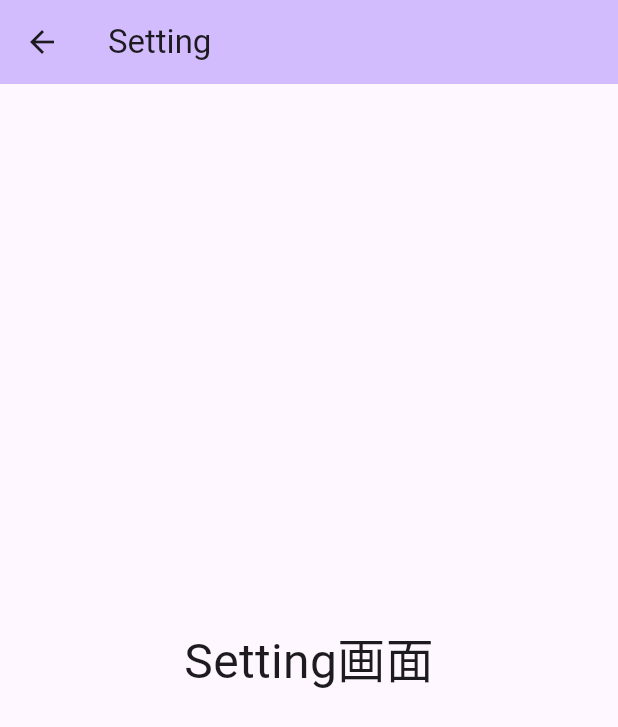
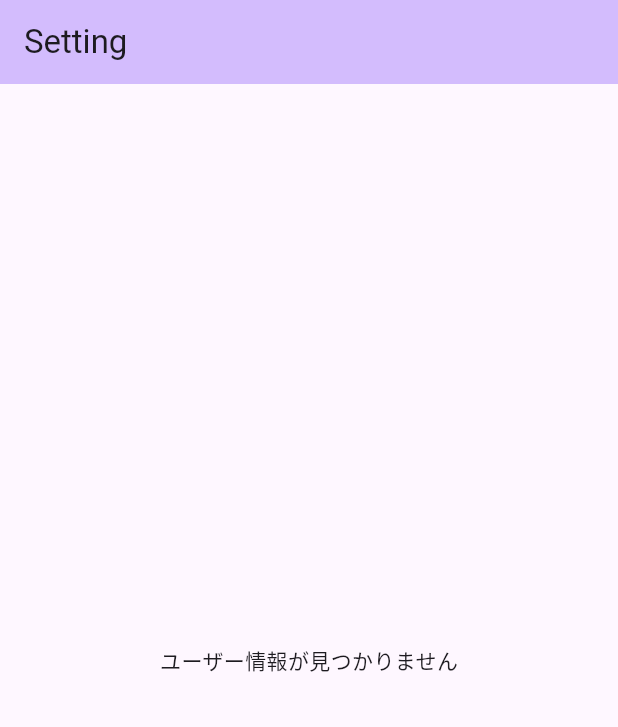
Before and after one commit to itc-s22004/GraduationFlutter, a Flutter app: the SettingScreen screen opened directly, on a phone screen of 412 x 824 dp. Shown: the top 727 px of the screen. Run offline on Flutter 3.47's test engine with Material 3 defaults, Android fonts, the phone set to English and light mode, and no system bars; our stand-ins replace appinio_swiper, cloud_firestore, firebase_auth, firebase_core, flutter_dotenv, flutter_riverpod and 2 more; accounts and stored records are empty; statements that could not run were skipped.

Commit message:
setting.dartでログイン中の情報を表示

```diff
--- a/lib/chat/chatList.dart
+++ b/lib/chat/chatList.dart
@@ -13,6 +13,7 @@ class ChatListScreen extends StatelessWidget {
 
     return Scaffold(
       appBar: AppBar(
+        automaticallyImplyLeading: false,
         backgroundColor: Theme.of(context).colorScheme.inversePrimary,
         title: const Text('Chat一覧'),
       ),
--- a/lib/mbti/mbti.dart
+++ b/lib/mbti/mbti.dart
@@ -4,8 +4,8 @@ import 'package:flutter/material.dart';
 import 'package:get/get.dart';
 import 'package:get/get_core/src/get_main.dart';
 import 'package:omg/auth_controller.dart';
-import 'package:omg/screens/navigation.dart';
-import 'package:omg/with.dart';
+import 'package:omg/navigation.dart';
+import 'package:omg/with/with.dart';
 
 class Mbti extends StatefulWidget {
   final String data;
--- a/lib/registration/addinfo.dart
+++ b/lib/registration/addinfo.dart
@@ -4,7 +4,7 @@ import 'package:get/get.dart';
 import 'package:omg/auth_controller.dart';
 import 'package:omg/login/loginNext.dart';
 import 'package:omg/mbti/mbti.dart';
-import 'package:omg/with.dart';
+import 'package:omg/with/with.dart';
 
 class AddInfo extends StatefulWidget {
   final String data; // emailを保持
@@ -29,7 +29,7 @@ class _AddInfoState extends State<AddInfo> {
     super.dispose();
   }
 
-  Future<void> _updateUserData() async {  // ------------------------------------------
+  Future<void> _updateUserData() async {
     try {
       await FirebaseFirestore.instance
           .collection('users')
--- a/lib/screens/setting.dart
+++ /dev/null
@@ -1,18 +0,0 @@
-import 'package:flutter/material.dart';
-
-class SettingScreen extends StatelessWidget {
-  const SettingScreen({super.key});
-
-  @override
-  Widget build(BuildContext context) {
-    return Scaffold(
-      appBar: AppBar(
-        backgroundColor: Theme.of(context).colorScheme.inversePrimary,
-        title: const Text('Setting'),
-      ),
-      body: const Center(
-        child: Text('Setting画面', style: TextStyle(fontSize: 32.0)),
-      ),
-    );
-  }
-}
--- /dev/null
+++ b/lib/setting/setting.dart
@@ -0,0 +1,69 @@
+import 'package:cloud_firestore/cloud_firestore.dart';
+import 'package:flutter/material.dart';
+import 'package:get/get.dart';
+
+import '../auth_controller.dart';
+
+class SettingScreen extends StatelessWidget {
+  final AuthController authController = Get.find<AuthController>();
+
+  Future<Map<String, dynamic>?> fetchUserData() async {
+    try {
+      final email = authController.email.value ?? '';
+      if (email != '') {
+        final snapshot = await FirebaseFirestore.instance
+            .collection('users')
+            .where('email', isEqualTo: email)
+            .get();
+
+        if (snapshot.docs.isNotEmpty) {
+          return snapshot.docs.first.data();
+        }
+      }
+      return null;
+    } catch (e) {
+      print("エラーが発生しました: $e");
+      return null;
+    }
+  }
+
+  @override
+  Widget build(BuildContext context) {
+    return Scaffold(
+      appBar: AppBar(
+        automaticallyImplyLeading: false,
+        backgroundColor: Theme.of(context).colorScheme.inversePrimary,
+        title: const Text('Setting'),
+      ),
+      body: FutureBuilder<Map<String, dynamic>?>(
+        future: fetchUserData(),
+        builder: (context, snapshot) {
+          if (snapshot.connectionState == ConnectionState.waiting) {
+            return const Center(child: CircularProgressIndicator());
+          } else if (snapshot.hasError) {
+            return Center(child: Text('エラーが発生しました: ${snapshot.error}'));
+          } else if (!snapshot.hasData || snapshot.data == null) {
+            return const Center(child: Text('ユーザー情報が見つかりません'));
+          }
+
+          final userData = snapshot.data!;
+          return Padding(
+            padding: const EdgeInsets.all(16.0),
+            child: Column(
+              crossAxisAlignment: CrossAxisAlignment.start,
+              children: [
+                Text('Email: ${userData['email']}', style: const TextStyle(fontSize: 18)),
+                const SizedBox(height: 8),
+                Text('Gender: ${userData['gender']}', style: const TextStyle(fontSize: 18)),
+                const SizedBox(height: 8),
+                Text('School: ${userData['school']}', style: const TextStyle(fontSize: 18)),
+                const SizedBox(height: 8),
+                Text('Diagnosis: ${userData['diagnosis']}', style: const TextStyle(fontSize: 18)),
+              ],
+            ),
+          );
+        },
+      ),
+    );
+  }
+}
```
Also changed, not shown: lib/login/login_validate.dart (+2 -8 lines), lib/navigation.dart (renamed from lib/screens/navigation.dart, +5 -5 lines), lib/with/swipeAsyncNotifier.dart (+14 -16 lines), lib/with/with.dart (renamed from lib/with.dart).
